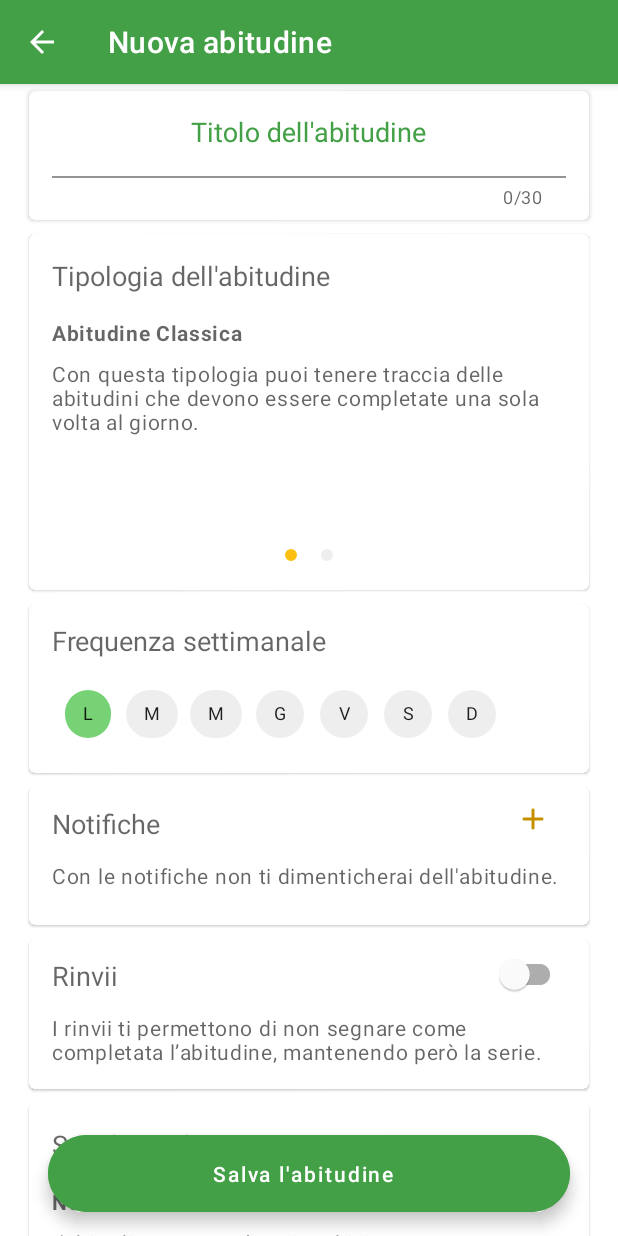
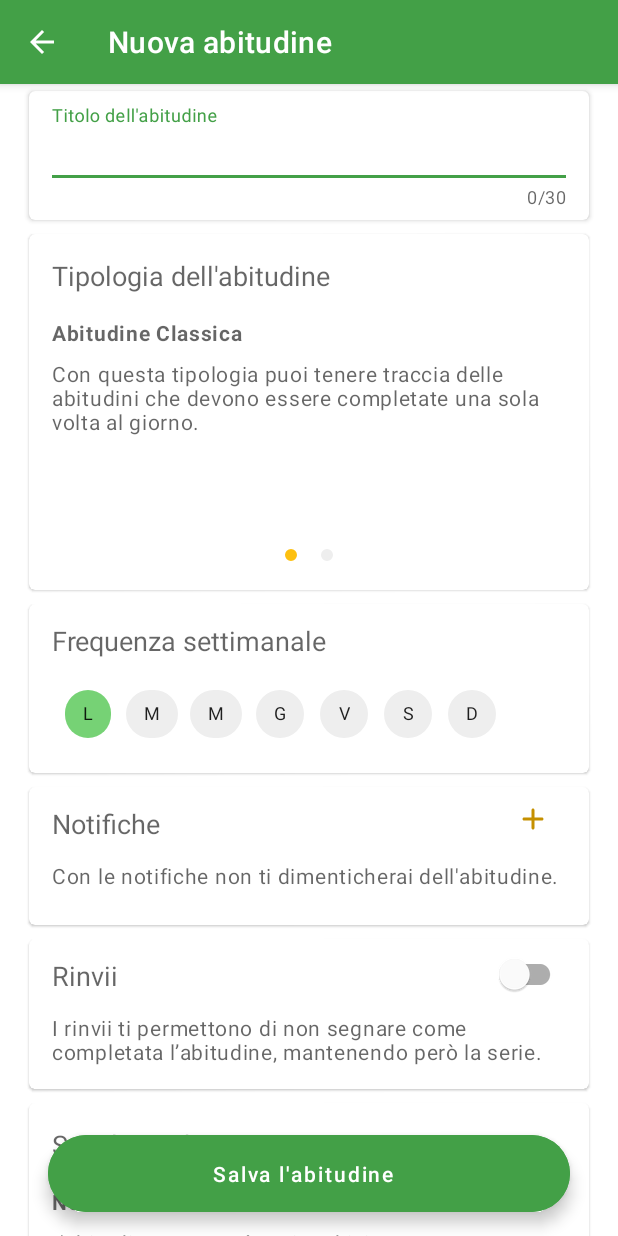
Before and after one commit to Juuzen/Sprout, an Android app: the TitleFragment screen opened directly, with no data from a screen before it, on a phone screen of 412 x 824 dp. Run offline under Robolectric (Android 15) with nearby library versions, the phone set to English and light mode, and no system bars; libraries missing offline, so code that uses them is left out: com.shawnlin.numberpicker; plain views replace NumberPicker; 1 statement that could not run was skipped.

Commit message:
Improved title EditText style

```diff
--- a/app/src/main/res/layout/fragment_title.xml
+++ b/app/src/main/res/layout/fragment_title.xml
@@ -15,6 +15,7 @@
         android:paddingRight="16dp"
         android:paddingBottom="8dp"
         android:textColorHint="@color/primaryColor"
+
         app:counterEnabled="true"
         app:counterMaxLength="30"
         app:errorEnabled="true">
@@ -23,7 +24,10 @@
             android:id="@+id/titleField"
             android:layout_width="match_parent"
             android:layout_height="wrap_content"
-            android:gravity="center"
+            android:paddingStart="0dp"
+            android:paddingLeft="0dp"
+            android:paddingRight="0dp"
+            android:paddingEnd="0dp"
             android:background="#00FFFFFF"
             android:inputType="text"
             android:maxLength="30"
```
